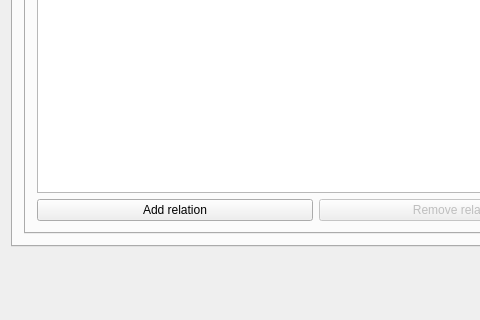
The window that mainwindow.ui (Tryggvith/vika3) describes before a commit, drawn with Qt 5; both pictures show x 0 to 480 and y 164 to 484 of the 631 by 484 pixel window.
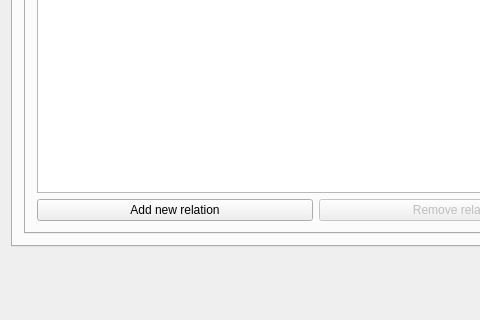
The same window after the commit. The open tabs and pages were chosen to show the change. Icons and pictures are not drawn.

Patch:
```diff
--- a/mainwindow.ui
+++ b/mainwindow.ui
@@ -306,7 +306,7 @@
                 <item>
                  <widget class="QPushButton" name="button_add_connection">
                   <property name="text">
-                   <string>Add relation</string>
+                   <string>Add new relation</string>
                   </property>
                  </widget>
                 </item>
```
Left out of the diff: 4 changed lines with no effect on the pictures.
